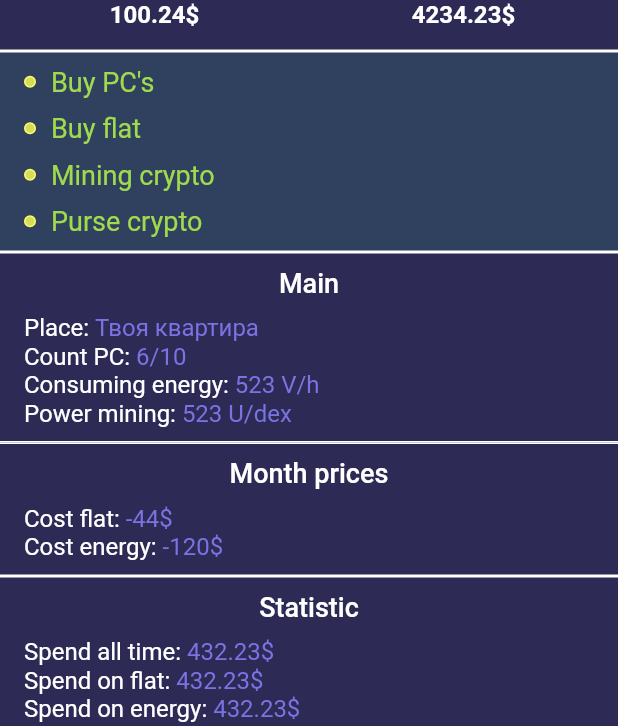
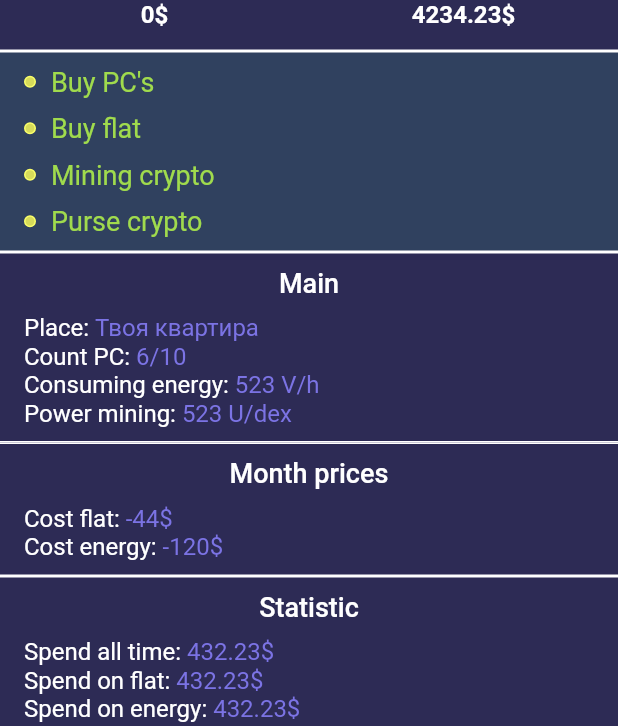
Before and after one commit to PanteoPro/flutter_crypto_idle, a Flutter app: the screen it shows after launch, on a phone screen of 412 x 824 dp, the part 510-1236 px from its top. Run offline on Flutter 3.47's test engine with Material 2 defaults, Android fonts, the phone set to English and light mode, and no system bars; our stand-ins replace adaptive_theme, hive, hive_flutter, syncfusion_flutter_charts; accounts and stored records are empty.

Commit message:
add game model and refactore GameAppBar

```diff
--- /dev/null
+++ b/lib/domain/entities/game.dart
@@ -0,0 +1,20 @@
+import 'package:hive/hive.dart';
+
+part 'game.g.dart';
+
+@HiveType(typeId: 0)
+class Game {
+  @HiveField(0)
+  final int id;
+  @HiveField(1)
+  final int money;
+  @HiveField(2)
+  final String nick;
+
+  Game({required this.id, required this.money, required this.nick});
+  Game.empty({this.id = -1, this.money = 0, this.nick = 'undefined'});
+
+  Game copyWith({int? id, int? money, String? nick}) {
+    return Game(id: id ?? this.id, money: money ?? this.money, nick: nick ?? this.nick);
+  }
+}
--- /dev/null
+++ b/lib/domain/repositories/game_repository.dart
@@ -0,0 +1,24 @@
+import 'package:crypto_idle/domain/data_providers/game_data_provider.dart';
+import 'package:crypto_idle/domain/entities/game.dart';
+
+class GameRepository {
+  final _gameDataProvider = GameDataProvider();
+  var _game = Game.empty();
+  Game get game => _game;
+
+  Future<void> init() async {
+    _game = await _gameDataProvider.loadData();
+  }
+
+  Future<void> changeData({int? money, String? nick}) async {
+    if (money != null) {
+      _game = _game.copyWith(money: money);
+    }
+    if (nick != null) {
+      _game = _game.copyWith(nick: nick);
+    }
+    if (money != null || nick != null) {
+      await _gameDataProvider.saveData(_game);
+    }
+  }
+}
--- a/lib/main.dart
+++ b/lib/main.dart
@@ -1,7 +1,9 @@
 import 'package:crypto_idle/ui/main_app.dart';
 import 'package:flutter/material.dart';
+import 'package:hive_flutter/adapters.dart';
 
 // https://pub.dev/packages/syncfusion_flutter_charts Графики
-void main() {
+Future<void> main() async {
+  await Hive.initFlutter();
   runApp(MainApp());
 }
--- a/lib/ui/main_app.dart
+++ b/lib/ui/main_app.dart
@@ -2,12 +2,10 @@ import 'package:adaptive_theme/adaptive_theme.dart';
 import 'package:crypto_idle/Theme/themes.dart';
 import 'package:crypto_idle/generated/l10n.dart';
 import 'package:crypto_idle/ui/navigators/main_navigator.dart';
-import 'package:crypto_idle/ui/widgets/game/game_crypto_page.dart';
-import 'package:crypto_idle/ui/widgets/game/game_market_flat_page.dart';
-import 'package:crypto_idle/ui/widgets/game/game_market_pc_page.dart';
-import 'package:crypto_idle/ui/widgets/game/main_game_page.dart';
+import 'package:crypto_idle/ui/widgets/game/view_models/game_view_model.dart';
 import 'package:flutter/material.dart';
 import 'package:flutter_localizations/flutter_localizations.dart';
+import 'package:provider/provider.dart';
 
 class MainApp extends StatelessWidget {
   MainApp({Key? key}) : super(key: key);
@@ -18,7 +16,9 @@ class MainApp extends StatelessWidget {
     return AdaptiveTheme(
       light: kLightTheme,
       initial: AdaptiveThemeMode.dark,
-      builder: (ThemeData light, ThemeData dark) => MaterialApp(
+      builder: (ThemeData light, ThemeData dark) => ChangeNotifierProvider<GameViewModel>(
+        create: (_) => GameViewModel(),
+        child: MaterialApp(
           theme: light,
           darkTheme: dark,
           localizationsDelegates: const <LocalizationsDelegate<dynamic>>[
@@ -31,6 +31,7 @@ class MainApp extends StatelessWidget {
           initialRoute: mainNavigation.initialRoute(),
           routes: mainNavigation.routes,
         ),
+      ),
     );
   }
 }
--- a/lib/ui/widgets/game/game_crypto_page.dart
+++ b/lib/ui/widgets/game/game_crypto_page.dart
@@ -10,7 +10,7 @@ class GameCryptoPage extends StatelessWidget {
   @override
   Widget build(BuildContext context) {
     return Scaffold(
-      appBar: kGameAppBar(context),
+      appBar: GameAppBar(),
       body: SafeArea(
         child: ColoredBox(
           color: Theme.of(context).backgroundColor,
--- a/lib/ui/widgets/game/game_market_crypto_page.dart
+++ b/lib/ui/widgets/game/game_market_crypto_page.dart
@@ -17,7 +17,7 @@ class GameMarketCryptoPage extends StatelessWidget {
   @override
   Widget build(BuildContext context) {
     return Scaffold(
-      appBar: kGameAppBar(context),
+      appBar: GameAppBar(),
       body: SafeArea(
         child: ColoredBox(
           color: Theme.of(context).backgroundColor,
--- a/lib/ui/widgets/game/game_market_flat_page.dart
+++ b/lib/ui/widgets/game/game_market_flat_page.dart
@@ -10,7 +10,7 @@ class GameMarketFlatPage extends StatelessWidget {
   @override
   Widget build(BuildContext context) {
     return Scaffold(
-      appBar: kGameAppBar(context),
+      appBar: GameAppBar(),
       body: SafeArea(
         child: ColoredBox(
           color: Theme.of(context).backgroundColor,
--- a/lib/ui/widgets/game/game_market_pc_page.dart
+++ b/lib/ui/widgets/game/game_market_pc_page.dart
@@ -10,7 +10,7 @@ class GameMarketPCPage extends StatelessWidget {
   @override
   Widget build(BuildContext context) {
     return Scaffold(
-      appBar: kGameAppBar(context),
+      appBar: GameAppBar(),
       body: SafeArea(
         child: ColoredBox(
           color: Theme.of(context).backgroundColor,
--- a/lib/ui/widgets/game/game_mining_page.dart
+++ b/lib/ui/widgets/game/game_mining_page.dart
@@ -10,7 +10,7 @@ class GameMiningPage extends StatelessWidget {
   @override
   Widget build(BuildContext context) {
     return Scaffold(
-      appBar: kGameAppBar(context),
+      appBar: GameAppBar(),
       body: SafeArea(
         child: ColoredBox(
           color: Theme.of(context).backgroundColor,
--- a/lib/ui/widgets/game/main_game_page.dart
+++ b/lib/ui/widgets/game/main_game_page.dart
@@ -1,6 +1,8 @@
 import 'package:crypto_idle/generated/l10n.dart';
 import 'package:crypto_idle/ui/navigators/main_navigator.dart';
+import 'package:crypto_idle/ui/widgets/game/view_models/game_view_model.dart';
 import 'package:flutter/material.dart';
+import 'package:provider/provider.dart';
 
 class MainGamePage extends StatelessWidget {
   const MainGamePage({Key? key}) : super(key: key);
@@ -72,20 +74,7 @@ class _BalanceWidget extends StatelessWidget {
         padding: const EdgeInsets.symmetric(vertical: 15),
         child: Row(
           children: <Widget>[
-            Expanded(
-              child: Column(
-                children: <Widget>[
-                  Text(
-                    S.of(context).main_game_cash_balance_title,
-                    style: Theme.of(context).textTheme.bodyText1,
-                  ),
-                  Text(
-                    S.of(context).text_with_dollar(100.24),
-                    style: Theme.of(context).textTheme.bodyText2,
-                  ),
-                ],
-              ),
-            ),
+            const Expanded(child: _BalanceDollarsWidget()),
             Expanded(
               child: Column(
                 children: <Widget>[
@@ -103,6 +92,29 @@ class _BalanceWidget extends StatelessWidget {
           ],
         ),
       ),
+    );
+  }
+}
+
+class _BalanceDollarsWidget extends StatelessWidget {
+  const _BalanceDollarsWidget({
+    Key? key,
+  }) : super(key: key);
+
+  @override
+  Widget build(BuildContext context) {
+    final money = context.select((GameViewModel vm) => vm.game.money);
+    return Column(
+      children: <Widget>[
+        Text(
+          S.of(context).main_game_cash_balance_title,
+          style: Theme.of(context).textTheme.bodyText1,
+        ),
+        Text(
+          S.of(context).text_with_dollar(money),
+          style: Theme.of(context).textTheme.bodyText2,
+        ),
+      ],
     );
   }
 }
--- /dev/null
+++ b/lib/ui/widgets/game/view_models/game_view_model.dart
@@ -0,0 +1,29 @@
+import 'package:crypto_idle/domain/entities/game.dart';
+import 'package:crypto_idle/domain/repositories/game_repository.dart';
+import 'package:flutter/cupertino.dart';
+
+class GameViewModel extends ChangeNotifier {
+  GameViewModel() {
+    _initialRepository();
+  }
+
+  final _gameRepository = GameRepository();
+
+  var _game = Game.empty();
+  Game get game => _game;
+
+  Future<void> _initialRepository() async {
+    await _gameRepository.init();
+    _updateState();
+  }
+
+  void _updateState() {
+    _game = _gameRepository.game.copyWith();
+    notifyListeners();
+  }
+
+  Future<void> changeMoney(int money) async {
+    await _gameRepository.changeData(money: money);
+    _updateState();
+  }
+}
--- a/pubspec.yaml
+++ b/pubspec.yaml
@@ -33,9 +33,11 @@ dependencies:
     sdk: flutter
 
   hive: ^2.0.4
+  hive_flutter: ^1.1.0
   intl: ^0.17.0
   adaptive_theme: ^2.3.0
   syncfusion_flutter_charts: ^19.3.54
+  provider: ^6.0.1
 
   # The following adds the Cupertino Icons font to your application.
   # Use with the CupertinoIcons class for iOS style icons.
@@ -43,6 +45,8 @@ dependencies:
 dev_dependencies:
   flutter_test:
     sdk: flutter
+  build_runner: ^2.1.5
+  hive_generator: ^1.1.1
 
   # The "flutter_lints" package below contains a set of recommended lints to
   # encourage good coding practices. The lint set provided by the package is
```
Also changed, not shown: lib/Widgets/app_bar_info.dart (+53 -6 lines), lib/domain/data_providers/game_data_provider.dart (added, +23 -0 lines), lib/domain/data_providers/data_provider_blank.dart (deleted), lib/domain/entities/entity_blank.dart (deleted), lib/domain/entities/game.g.dart (added), lib/domain/repositories/repository_blank.dart (deleted), pubspec.lock. Lines whose indentation alone changed are shown as unchanged.
